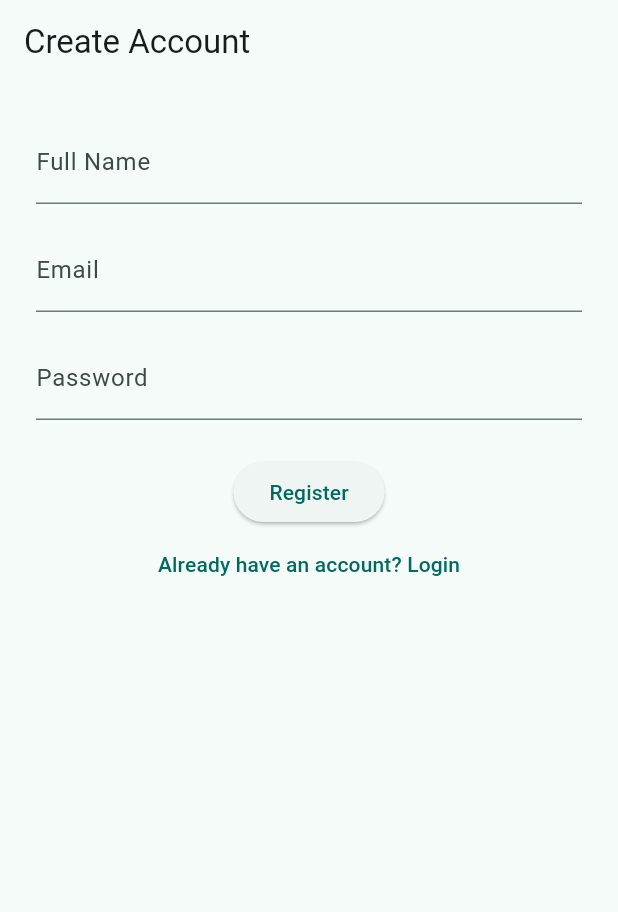
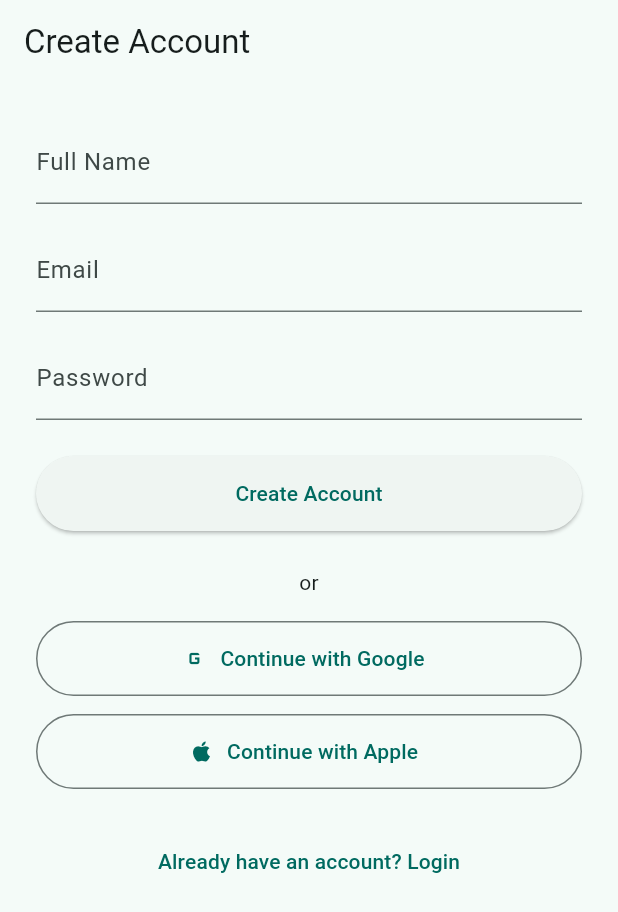
Before and after one commit to nancyyyyy/mental-wellness, a Flutter app: the RegisterScreen screen opened by its route, on a phone screen of 412 x 824 dp. Shown: the top 912 px of the screen. Run offline on Flutter 3.47's test engine with Material 3 defaults, Android fonts, the phone set to English and light mode, and no system bars; our stand-ins replace flutter_riverpod, flutter_secure_storage, flutter_tts, go_router, speech_to_text; accounts and stored records are empty.

Commit message:
feat: Improve registration UX with verification message + Google/Apple buttons

```diff
--- a/mobile/lib/features/auth/register_screen.dart
+++ b/mobile/lib/features/auth/register_screen.dart
@@ -17,6 +17,7 @@ class _RegisterScreenState extends State<RegisterScreen> {
   final _nameController = TextEditingController();
   bool _isLoading = false;
   String _error = '';
+  bool _showVerificationMessage = false;
 
   Future<void> _register() async {
     setState(() {
@@ -52,7 +53,9 @@ class _RegisterScreenState extends State<RegisterScreen> {
           await AuthService.saveToken(token, userId);
         }
 
-        context.go('/chat', extra: {'userId': userId});
+        setState(() {
+          _showVerificationMessage = true;
+        });
       } else {
         setState(() {
           _error = jsonDecode(response.body)['detail'] ?? 'Registration failed';
@@ -60,7 +63,7 @@ class _RegisterScreenState extends State<RegisterScreen> {
       }
     } catch (e) {
       setState(() {
-        _error = 'Connection error. Is backend running?';
+        _error = 'Connection error. Is the backend running?';
       });
     } finally {
       setState(() {
@@ -69,11 +72,52 @@ class _RegisterScreenState extends State<RegisterScreen> {
     }
   }
 
+  Future<void> _resendVerification() async {
+    ScaffoldMessenger.of(context).showSnackBar(
+      const SnackBar(content: Text('Verification email resent!')),
+    );
+  }
+
   @override
   Widget build(BuildContext context) {
+    if (_showVerificationMessage) {
+      return Scaffold(
+        appBar: AppBar(title: const Text('Check Your Email')),
+        body: Padding(
+          padding: const EdgeInsets.all(24),
+          child: Column(
+            mainAxisAlignment: MainAxisAlignment.center,
+            children: [
+              const Icon(Icons.mark_email_unread_outlined, size: 80, color: Colors.teal),
+              const SizedBox(height: 24),
+              const Text(
+                'Check your inbox',
+                style: TextStyle(fontSize: 24, fontWeight: FontWeight.bold),
+              ),
+              const SizedBox(height: 12),
+              Text(
+                "We've sent a verification email to ${_emailController.text}",
+                textAlign: TextAlign.center,
+                style: const TextStyle(fontSize: 16),
+              ),
+              const SizedBox(height: 32),
+              ElevatedButton(
+                onPressed: _resendVerification,
+                child: const Text('Resend Verification Email'),
+              ),
+              TextButton(
+                onPressed: () => context.go('/login'),
+                child: const Text('Back to Login'),
+              ),
+            ],
+          ),
+        ),
+      );
+    }
+
     return Scaffold(
       appBar: AppBar(title: const Text('Create Account')),
-      body: Padding(
+      body: SingleChildScrollView(
         padding: const EdgeInsets.all(24),
         child: Column(
           children: [
@@ -98,10 +142,42 @@ class _RegisterScreenState extends State<RegisterScreen> {
               Text(_error, style: const TextStyle(color: Colors.red)),
             ElevatedButton(
               onPressed: _isLoading ? null : _register,
+              style: ElevatedButton.styleFrom(
+                minimumSize: const Size(double.infinity, 50),
+              ),
               child: _isLoading
                   ? const CircularProgressIndicator()
-                  : const Text('Register'),
+                  : const Text('Create Account'),
             ),
+            const SizedBox(height: 24),
+            const Text('or'),
+            const SizedBox(height: 16),
+            OutlinedButton.icon(
+              onPressed: () {
+                ScaffoldMessenger.of(context).showSnackBar(
+                  const SnackBar(content: Text('Google Sign-In coming soon')),
+                );
+              },
+              icon: const Icon(Icons.g_mobiledata),
+              label: const Text('Continue with Google'),
+              style: OutlinedButton.styleFrom(
+                minimumSize: const Size(double.infinity, 50),
+              ),
+            ),
+            const SizedBox(height: 12),
+            OutlinedButton.icon(
+              onPressed: () {
+                ScaffoldMessenger.of(context).showSnackBar(
+                  const SnackBar(content: Text('Sign in with Apple coming soon')),
+                );
+              },
+              icon: const Icon(Icons.apple),
+              label: const Text('Continue with Apple'),
+              style: OutlinedButton.styleFrom(
+                minimumSize: const Size(double.infinity, 50),
+              ),
+            ),
+            const SizedBox(height: 24),
             TextButton(
               onPressed: () => context.go('/login'),
               child: const Text('Already have an account? Login'),
```
